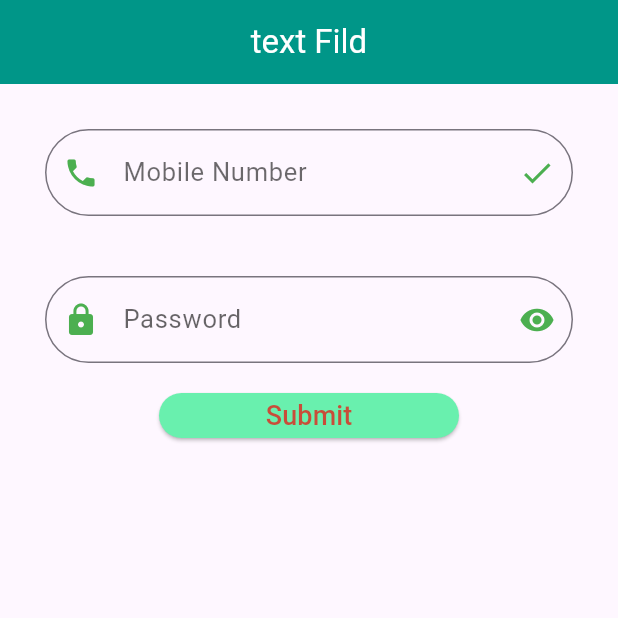
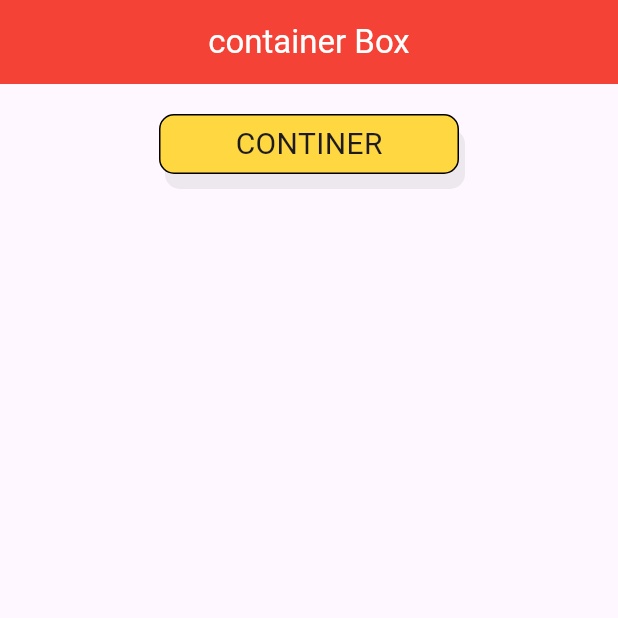
Before and after one commit to kafione/flutter_new_po, a Flutter app: the screen it shows after launch, on a phone screen of 412 x 824 dp, the top half of it. Run offline on Flutter 3.47's test engine with Material 3 defaults, Android fonts, the phone set to English and light mode, and no system bars.

Commit message:
container add

```diff
--- a/lib/App.dart
+++ b/lib/App.dart
@@ -1,5 +1,6 @@
 import 'package:flutter/material.dart';
-import 'package:flutter_new_po/textFiled.dart';
+import 'package:flutter_new_po/container.dart';
+// import 'package:flutter_new_po/textFiled.dart';
 
 // import 'package:flutter_new_po/button.dart';
 // import 'package:flutter_new_po/Home.dart';
@@ -13,7 +14,8 @@ class MyApp extends StatelessWidget {
       title: 'flutter project',
       // home: home(),
       // home: button() ,
-    home: textfiled(),
+    // home: textfiled(),
+    home: ContainerBox() ,
     );
   }
 }
--- /dev/null
+++ b/lib/container.dart
@@ -0,0 +1,44 @@
+import 'package:flutter/cupertino.dart';
+import 'package:flutter/material.dart';
+
+class ContainerBox extends StatelessWidget {
+  const ContainerBox({super.key});
+
+  @override
+  Widget build(BuildContext context) {
+    return Scaffold(
+      appBar: AppBar(
+        title: Text('container Box', style: TextStyle(color: Colors.white)),
+        centerTitle: true,
+        backgroundColor: Colors.red,
+      ),
+      body: Center(
+        child: Column(
+          children: [
+            SizedBox(height: 20),
+            Container(
+              height: 40,
+              width: 200,
+              alignment: Alignment.center,
+              decoration: BoxDecoration(
+                color: Colors.amberAccent,
+                borderRadius: BorderRadius.circular(10),
+                border: Border.all(
+                  width: 1,
+                  color: Colors.black
+                ),
+                boxShadow: [
+                  BoxShadow(
+                    color: CupertinoColors.black.withAlpha(17),
+                    offset: Offset(4,10)
+                  )
+                ]
+              ),
+              child: Text('CONTINER',style: TextStyle(fontSize: 20),),
+            ),
+          ],
+        ),
+      ),
+    );
+  }
+}
```
Also changed, not shown: lib/textFiled.dart (+22 -3 lines).
